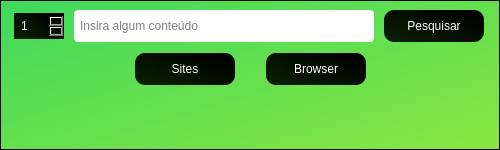
Above: ui_files/first_window.ui from caioTeless/final_jambo before the change. Below: the same form after it.
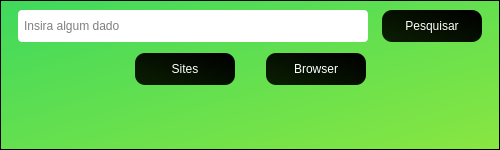
That is the form after the change.

The edit to the form file:
```diff
--- a/ui_files/first_window.ui
+++ b/ui_files/first_window.ui
@@ -104,32 +104,6 @@
       </item>
       <item row="0" column="0" colspan="6">
        <layout class="QHBoxLayout" name="horizontalLayout">
-        <item>
-         <widget class="QSpinBox" name="selectTotalSites">
-          <property name="maximumSize">
-           <size>
-            <width>50</width>
-            <height>16777215</height>
-           </size>
-          </property>
-          <property name="styleSheet">
-           <string notr="true">background-color: qlineargradient(spread:pad, x1:1, y1:0.074, x2:0, y2:0.966227, stop:0 rgba(0, 0, 0, 255), stop:0.9375 rgba(10, 29, 2, 255));
-border-radius: 20px;
-padding: 5px;
-font: 10pt &quot;Courier&quot;;
-color: rgb(255, 255, 255);</string>
-          </property>
-          <property name="buttonSymbols">
-           <enum>QAbstractSpinBox::UpDownArrows</enum>
-          </property>
-          <property name="minimum">
-           <number>1</number>
-          </property>
-          <property name="maximum">
-           <number>10</number>
-          </property>
-         </widget>
-        </item>
         <item>
          <widget class="QLineEdit" name="inputSearch">
           <property name="sizePolicy">
@@ -140,13 +114,13 @@
           </property>
           <property name="minimumSize">
            <size>
-            <width>150</width>
+            <width>180</width>
             <height>32</height>
            </size>
           </property>
           <property name="maximumSize">
            <size>
-            <width>300</width>
+            <width>350</width>
             <height>32</height>
            </size>
           </property>
@@ -157,7 +131,7 @@
 padding: 4px;</string>
           </property>
           <property name="placeholderText">
-           <string>Insira algum conteúdo</string>
+           <string>Insira algum dado</string>
           </property>
           <property name="clearButtonEnabled">
            <bool>true</bool>
```
